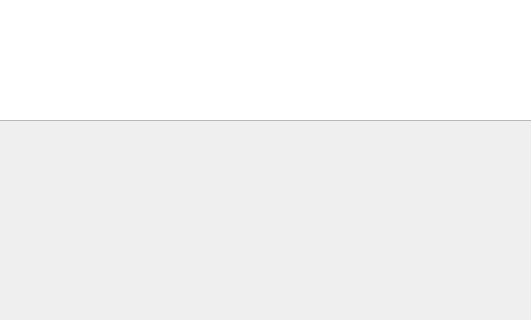
Qt form formaotpremnica.ui (s-pab/Commercium) before a commit; both pictures show x 110 to 641 and y 280 to 600 of the 800 by 600 pixel window.
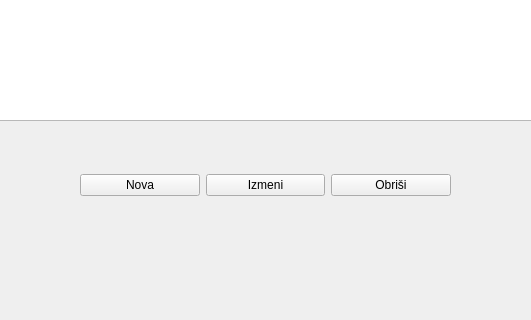
The same form after that commit.

Patch:
```diff
--- a/formaotpremnica.ui
+++ b/formaotpremnica.ui
@@ -108,6 +108,39 @@
      </rect>
     </property>
    </widget>
+   <widget class="QWidget" name="layoutWidget">
+    <property name="geometry">
+     <rect>
+      <x>190</x>
+      <y>430</y>
+      <width>371</width>
+      <height>71</height>
+     </rect>
+    </property>
+    <layout class="QHBoxLayout" name="horizontalLayout">
+     <item>
+      <widget class="QPushButton" name="pushButton">
+       <property name="text">
+        <string>Nova</string>
+       </property>
+      </widget>
+     </item>
+     <item>
+      <widget class="QPushButton" name="pushButton_2">
+       <property name="text">
+        <string>Izmeni</string>
+       </property>
+      </widget>
+     </item>
+     <item>
+      <widget class="QPushButton" name="pushButton_3">
+       <property name="text">
+        <string>Obriši</string>
+       </property>
+      </widget>
+     </item>
+    </layout>
+   </widget>
   </widget>
   <widget class="QMenuBar" name="menubar">
    <property name="geometry">
```
